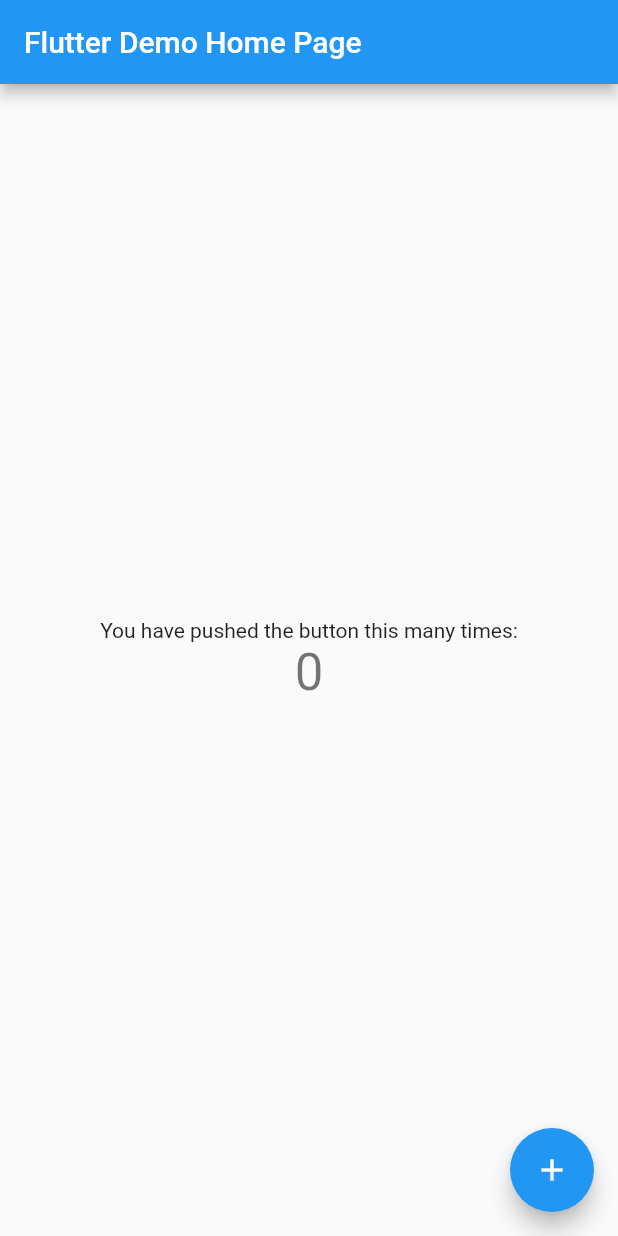
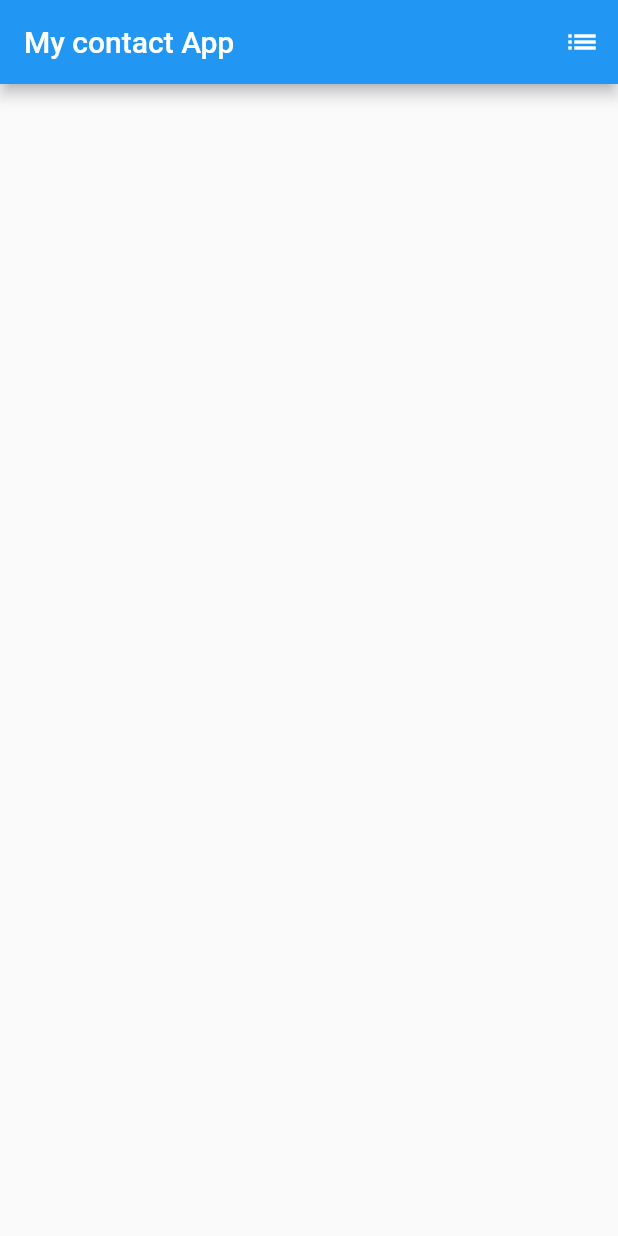
Before and after one commit to theomoigne/nowaste, a Flutter app: the screen it shows after launch, on a phone screen of 412 x 824 dp. Run offline on Flutter 3.47's test engine with Material 2 defaults, Android fonts, the phone set to English and light mode, and no system bars.

Commit message:
Flutter & Dart first grip : Contact example + navigate to a second route (page) + begin setup folder structure

```diff
--- a/lib/main.dart
+++ b/lib/main.dart
@@ -1,111 +1,111 @@
 import 'package:flutter/material.dart';
+import 'package:nowaste/src/models/contact.dart';
+import 'package:nowaste/src/screens/favouritesContacts.dart';
 
 void main() => runApp(MyApp());
 
 class MyApp extends StatelessWidget {
-  // This widget is the root of your application.
   @override
   Widget build(BuildContext context) {
     return MaterialApp(
-      title: 'Flutter Demo',
-      theme: ThemeData(
-        // This is the theme of your application.
-        //
-        // Try running your application with "flutter run". You'll see the
-        // application has a blue toolbar. Then, without quitting the app, try
-        // changing the primarySwatch below to Colors.green and then invoke
-        // "hot reload" (press "r" in the console where you ran "flutter run",
-        // or simply save your changes to "hot reload" in a Flutter IDE).
-        // Notice that the counter didn't reset back to zero; the application
-        // is not restarted.
-        primarySwatch: Colors.blue,
-      ),
-      home: MyHomePage(title: 'Flutter Demo Home Page'),
+      title: 'Welcome to Flutter',
+      home: Contacts()
     );
   }
 }
 
-class MyHomePage extends StatefulWidget {
-  MyHomePage({Key key, this.title}) : super(key: key);
-
-  // This widget is the home page of your application. It is stateful, meaning
-  // that it has a State object (defined below) that contains fields that affect
-  // how it looks.
-
-  // This class is the configuration for the state. It holds the values (in this
-  // case the title) provided by the parent (in this case the App widget) and
-  // used by the build method of the State. Fields in a Widget subclass are
-  // always marked "final".
-
-  final String title;
+class Contacts extends StatefulWidget {
+  Contacts({Key key}) : super(key: key);
 
   @override
-  _MyHomePageState createState() => _MyHomePageState();
+  _ContactsState createState() => _ContactsState();
 }
 
-class _MyHomePageState extends State<MyHomePage> {
-  int _counter = 0;
-
-  void _incrementCounter() {
-    setState(() {
-      // This call to setState tells the Flutter framework that something has
-      // changed in this State, which causes it to rerun the build method below
-      // so that the display can reflect the updated values. If we changed
-      // _counter without calling setState(), then the build method would not be
-      // called again, and so nothing would appear to happen.
-      _counter++;
-    });
-  }
+class _ContactsState extends State<Contacts> {
+  final _contacts = <Contact>[];
+  final _favouriteContacts = Set<Contact>();
+  final _fontSize = const TextStyle(fontSize: 18);
 
   @override
   Widget build(BuildContext context) {
-    // This method is rerun every time setState is called, for instance as done
-    // by the _incrementCounter method above.
-    //
-    // The Flutter framework has been optimized to make rerunning build methods
-    // fast, so that you can just rebuild anything that needs updating rather
-    // than having to individually change instances of widgets.
     return Scaffold(
-      appBar: AppBar(
-        // Here we take the value from the MyHomePage object that was created by
-        // the App.build method, and use it to set our appbar title.
-        title: Text(widget.title),
-      ),
-      body: Center(
-        // Center is a layout widget. It takes a single child and positions it
-        // in the middle of the parent.
-        child: Column(
-          // Column is also a layout widget. It takes a list of children and
-          // arranges them vertically. By default, it sizes itself to fit its
-          // children horizontally, and tries to be as tall as its parent.
-          //
-          // Invoke "debug painting" (press "p" in the console, choose the
-          // "Toggle Debug Paint" action from the Flutter Inspector in Android
-          // Studio, or the "Toggle Debug Paint" command in Visual Studio Code)
-          // to see the wireframe for each widget.
-          //
-          // Column has various properties to control how it sizes itself and
-          // how it positions its children. Here we use mainAxisAlignment to
-          // center the children vertically; the main axis here is the vertical
-          // axis because Columns are vertical (the cross axis would be
-          // horizontal).
-          mainAxisAlignment: MainAxisAlignment.center,
-          children: <Widget>[
-            Text(
-              'You have pushed the button this many times:',
-            ),
-            Text(
-              '$_counter',
-              style: Theme.of(context).textTheme.display1,
-            ),
+        appBar: AppBar(
+          title: Text('My contact App'),
+          actions: <Widget>[
+            IconButton(
+              icon: Icon(Icons.list),
+              onPressed: _showFavouriteContact,
+            )
           ],
         ),
+        body: Center(
+          child: _buildContactList(),
+        ),
+    );
+  }
+
+  Widget _buildContactList() {
+    return ListView.builder(
+      padding: const EdgeInsets.all(16.0),
+      itemCount: _contacts.length,
+      itemBuilder: (context, i) {
+          return _buildContactLine(_contacts[i]);
+      });
+  }
+
+  Widget _buildContactLine(Contact contact) {
+    final bool isFavourite = _favouriteContacts.contains(contact);
+    return ListTile(
+      title: Text(
+        contact.name,
+        style: _fontSize
       ),
-      floatingActionButton: FloatingActionButton(
-        onPressed: _incrementCounter,
-        tooltip: 'Increment',
-        child: Icon(Icons.add),
-      ), // This trailing comma makes auto-formatting nicer for build methods.
+      trailing: Icon(
+        isFavourite ? Icons.favorite : Icons.favorite_border,
+        color: isFavourite ? Colors.red : null,
+      ),
+      onTap: (){
+        setState(() {
+          if(isFavourite) {
+            _favouriteContacts.remove(contact);
+          } else {
+            _favouriteContacts.add(contact);
+          }
+        });
+      },
+    );
+  }
+
+  void addContat(var name){
+    _contacts.add(new Contact(name));
+  }
+
+  void _showFavouriteContact() {
+    Navigator.of(context).push(
+      MaterialPageRoute<void>(
+        builder: (BuildContext context) {
+          final Iterable<ListTile> tiles =
+            _favouriteContacts.map(
+              (Contact contact) {
+                return ListTile(
+                  title: Text(
+                    contact.name,
+                    style: _fontSize,
+                  ),
+                );
+              },
+            );
+
+          final List<Widget> divided = ListTile
+            .divideTiles(
+              context: context,
+              tiles: tiles,
+            )
+            .toList();
+
+          return FavouriteContacts(favouriteContacts: divided,);
+        },
+      ),
     );
   }
 }
--- /dev/null
+++ b/lib/src/models/contact.dart
@@ -0,0 +1,6 @@
+class Contact {
+  var name;
+  Contact(var _name){
+    name = _name;
+  }
+}
```
Also changed, not shown: lib/src/screens/favouritesContacts.dart (added, +16 -0 lines).
